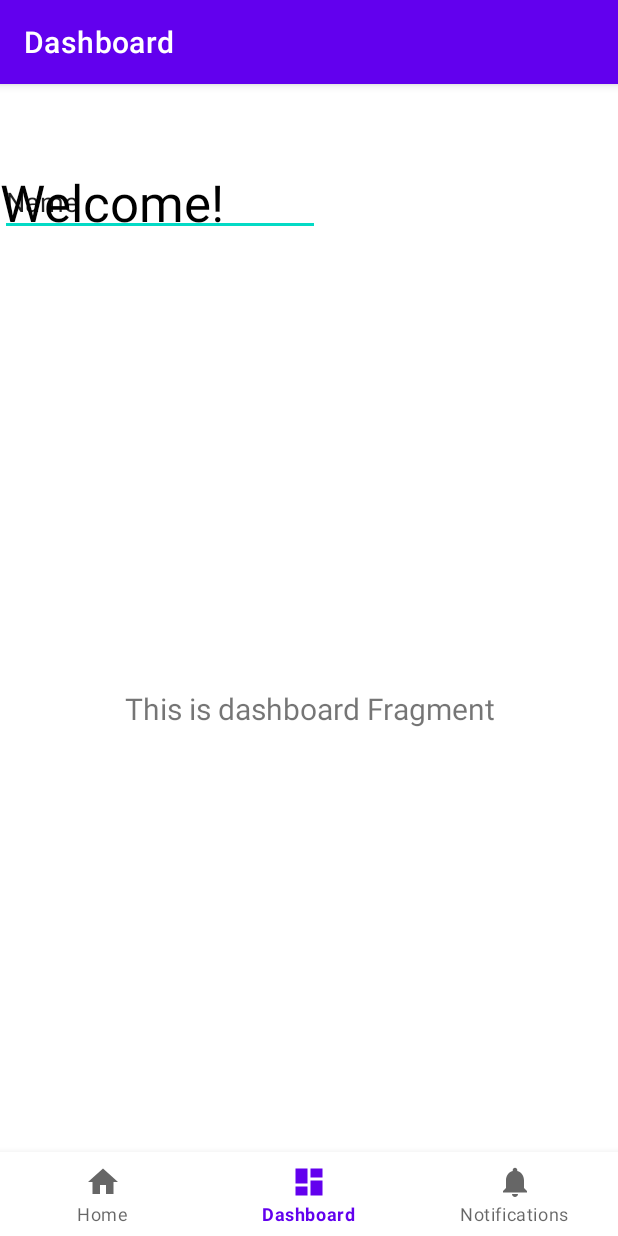
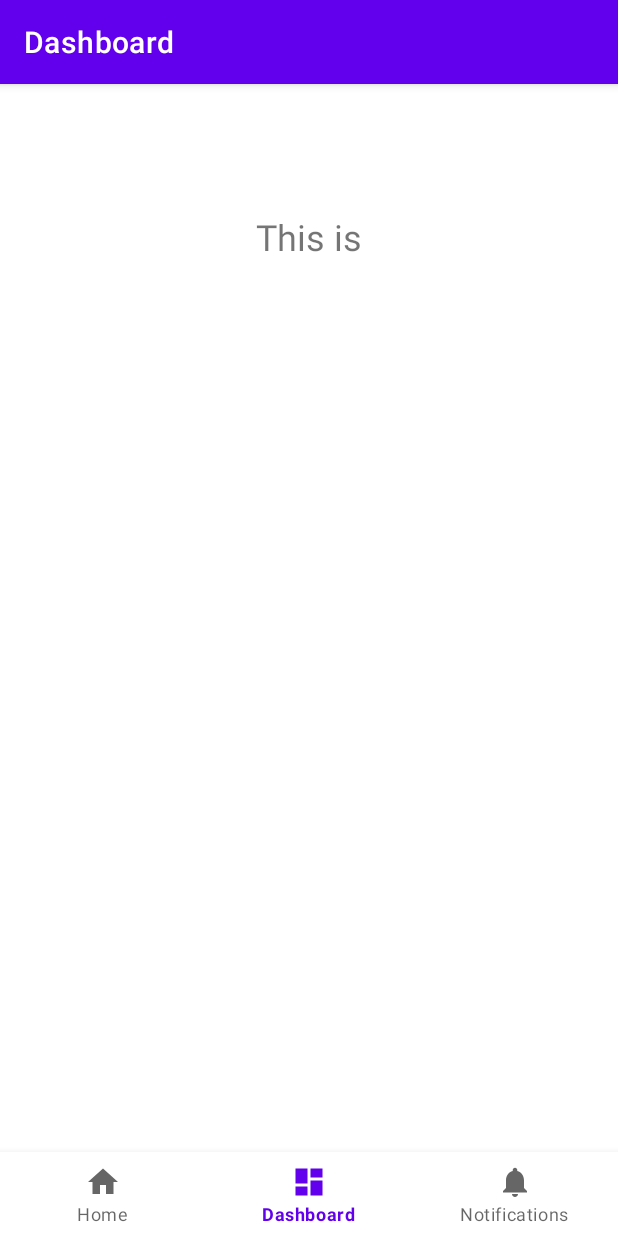
Before and after one commit to ani-tiwary/fbla-app, an Android app: the DashboardFragment screen opened through its navigation route, on a phone screen of 412 x 824 dp. Run offline under Robolectric (Android 15) with nearby library versions, the phone set to English and light mode, and no system bars; our stand-ins replace navigation-ui; 1 statement that could not run was skipped.

Commit message:
good stuff

```diff
--- a/app/src/main/java/com/example/anikash/ui/dashboard/DashboardFragment.kt
+++ b/app/src/main/java/com/example/anikash/ui/dashboard/DashboardFragment.kt
@@ -28,7 +28,7 @@ class DashboardFragment : Fragment() {
         _binding = FragmentDashboardBinding.inflate(inflater, container, false)
         val root: View = binding.root
 
-        val textView: TextView = binding.textDashboard
+        val textView: TextView = binding.textView
         dashboardViewModel.text.observe(viewLifecycleOwner) {
             textView.text = it
         }
--- a/app/src/main/res/layout/activity_main.xml
+++ b/app/src/main/res/layout/activity_main.xml
@@ -30,27 +30,7 @@
         app:layout_constraintLeft_toLeftOf="parent"
         app:layout_constraintRight_toRightOf="parent"
         app:layout_constraintTop_toTopOf="parent"
-        app:layout_constraintVertical_bias="1.0"
+        app:layout_constraintVertical_bias="0.0"
         app:navGraph="@navigation/mobile_navigation" />
 
-    <EditText
-        android:id="@+id/nameField"
-        android:layout_width="wrap_content"
-        android:layout_height="wrap_content"
-        android:ems="10"
-        android:inputType="textPersonName"
-        android:text="Name"
-        tools:layout_editor_absoluteX="16dp"
-        tools:layout_editor_absoluteY="79dp" />
-
-    <TextView
-        android:id="@+id/textView3"
-        android:layout_width="wrap_content"
-        android:layout_height="wrap_content"
-        android:text="Welcome!"
-        android:textColor="#000000"
-        android:textSize="34sp"
-        tools:layout_editor_absoluteX="130dp"
-        tools:layout_editor_absoluteY="16dp" />
-
 </androidx.constraintlayout.widget.ConstraintLayout>
--- a/app/src/main/res/layout/fragment_dashboard.xml
+++ b/app/src/main/res/layout/fragment_dashboard.xml
@@ -7,16 +7,18 @@
     tools:context=".ui.dashboard.DashboardFragment">
 
     <TextView
-        android:id="@+id/text_dashboard"
-        android:layout_width="match_parent"
-        android:layout_height="wrap_content"
-        android:layout_marginStart="8dp"
-        android:layout_marginTop="8dp"
-        android:layout_marginEnd="8dp"
+        android:id="@+id/textView"
+        android:layout_width="135dp"
+        android:layout_height="35dp"
+        android:layout_marginTop="6dp"
+        android:capitalize="none"
+        android:text="Dashboard"
         android:textAlignment="center"
-        android:textSize="20sp"
+        android:textSize="24sp"
         app:layout_constraintBottom_toBottomOf="parent"
         app:layout_constraintEnd_toEndOf="parent"
         app:layout_constraintStart_toStartOf="parent"
-        app:layout_constraintTop_toTopOf="parent" />
+        app:layout_constraintTop_toTopOf="parent"
+        app:layout_constraintVertical_bias="0.035" />
+
 </androidx.constraintlayout.widget.ConstraintLayout>
--- a/app/src/main/res/layout/fragment_home.xml
+++ b/app/src/main/res/layout/fragment_home.xml
@@ -19,4 +19,12 @@
         app:layout_constraintEnd_toEndOf="parent"
         app:layout_constraintStart_toStartOf="parent"
         app:layout_constraintTop_toTopOf="parent" />
+
+    <TextView
+        android:id="@+id/textView2"
+        android:layout_width="wrap_content"
+        android:layout_height="wrap_content"
+        android:text="Home"
+        tools:layout_editor_absoluteX="177dp"
+        tools:layout_editor_absoluteY="69dp" />
 </androidx.constraintlayout.widget.ConstraintLayout>
--- a/app/src/main/res/layout/fragment_notifications.xml
+++ b/app/src/main/res/layout/fragment_notifications.xml
@@ -19,4 +19,17 @@
         app:layout_constraintEnd_toEndOf="parent"
         app:layout_constraintStart_toStartOf="parent"
         app:layout_constraintTop_toTopOf="parent" />
+
+    <TextView
+        android:id="@+id/textView4"
+        android:layout_width="wrap_content"
+        android:layout_height="wrap_content"
+        android:layout_marginTop="8dp"
+        android:text="Notifications"
+        app:layout_constraintBottom_toBottomOf="parent"
+        app:layout_constraintEnd_toEndOf="@+id/text_notifications"
+        app:layout_constraintHorizontal_bias="0.51"
+        app:layout_constraintStart_toStartOf="parent"
+        app:layout_constraintTop_toTopOf="parent"
+        app:layout_constraintVertical_bias="0.053" />
 </androidx.constraintlayout.widget.ConstraintLayout>
```
